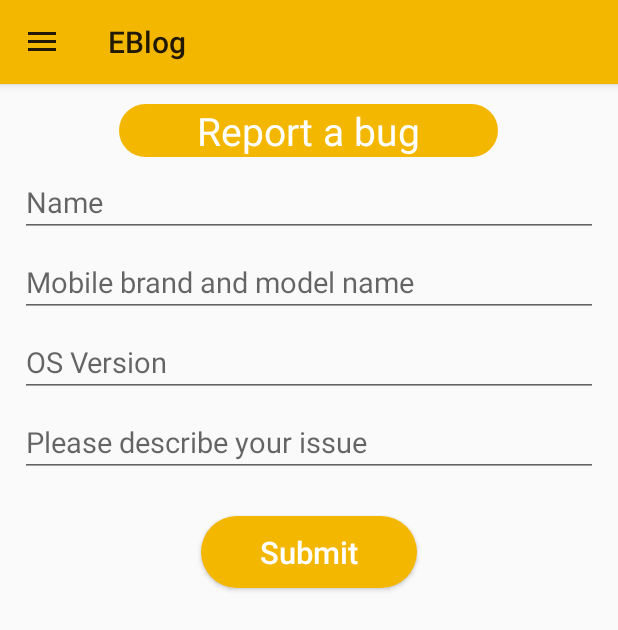
After one commit to adiHusky/E-Blog, an Android app: the fragment ReportBugFragment placed in its activity, on a phone screen of 412 x 824 dp. The commit adds this screen. Shown: the top 630 px of the screen. Run offline under Robolectric (Android 15) with nearby library versions, the phone set to English and light mode, and no system bars; our stand-ins replace AdMob, Firebase (no records; nobody signed in at launch, a user with empty details on screens opened directly), sdp/ssp sizes.

Commit message:
Added T&C, Report a Bug pages, fixed blog liked and onBackPressed issue - 4th-Nov-2018

```diff
--- /dev/null
+++ b/app/src/main/java/in/org/eonline/eblog/Fragments/ReportBugFragment.java
@@ -0,0 +1,112 @@
+package in.org.eonline.eblog.Fragments;
+
+import android.content.Context;
+import android.content.SharedPreferences;
+import android.net.Uri;
+import android.os.Bundle;
+import android.support.annotation.NonNull;
+import android.support.annotation.Nullable;
+import android.support.v4.app.Fragment;
+import android.view.LayoutInflater;
+import android.view.View;
+import android.view.ViewGroup;
+import android.widget.Button;
+import android.widget.EditText;
+import android.widget.ImageView;
+import android.widget.Spinner;
+import android.widget.Toast;
+
+import com.google.android.gms.tasks.OnFailureListener;
+import com.google.android.gms.tasks.OnSuccessListener;
+import com.google.firebase.firestore.FirebaseFirestore;
+import com.google.firebase.firestore.SetOptions;
+
+import java.util.HashMap;
+import java.util.Map;
+
+import in.org.eonline.eblog.Models.BlogModel;
+import in.org.eonline.eblog.Models.BugModel;
+import in.org.eonline.eblog.Models.UserModel;
+import in.org.eonline.eblog.R;
+import in.org.eonline.eblog.SQLite.DatabaseHelper;
+
+
+public class ReportBugFragment extends Fragment {
+    private EditText bugUserName;
+    private EditText bugBrandMode1;
+    private EditText bugOSVersion;
+    private EditText bugMessage;
+    FirebaseFirestore db;
+    private Button submitBug;
+    BugModel bugModel = new BugModel();
+    private String userId;
+    Map<String, String> bugMap = new HashMap<>();
+    private SharedPreferences sharedpreferences;
+    public static final String MyPREFERENCES = "MyPrefs_new" ;
+
+    public ReportBugFragment() {
+        // Required empty public constructor
+    }
+    @Override
+    public View onCreateView(LayoutInflater inflater, ViewGroup container,
+                             Bundle savedInstanceState) {
+        // Inflate the layout for this fragment
+        return inflater.inflate(R.layout.fragment_report_bug, container, false);
+    }
+
+    @Override
+    public void onActivityCreated(@Nullable Bundle savedInstanceState) {
+        super.onActivityCreated(savedInstanceState);
+        initializeViews();
+        db = FirebaseFirestore.getInstance();
+        sharedpreferences = getActivity().getSharedPreferences(MyPREFERENCES, Context.MODE_PRIVATE);
+        userId = sharedpreferences.getString("UserIdCreated","AdityaKamat75066406850");
+        submitBug.setOnClickListener(new View.OnClickListener() {
+            @Override
+            public void onClick(View view) {
+                setBugUserMap();
+            }
+        });
+    }
+
+    public void initializeViews() {
+        bugUserName = (EditText) getView().findViewById(R.id.reporter_name);
+        bugBrandMode1 = (EditText) getView().findViewById(R.id.reporter_brand_model);
+        bugOSVersion = (EditText) getView().findViewById(R.id.reporter_OS_version);
+        bugMessage= (EditText) getView().findViewById(R.id.reporter_message);
+        submitBug = (Button) getView().findViewById(R.id.submit_report_bug);
+    }
+
+  public void setBugUserMap(){
+       bugModel.setBugUserName(bugUserName.getText().toString());
+       bugModel.setBugBrandMode1(bugBrandMode1.getText().toString());
+       bugModel.setBugOSVersion(bugOSVersion.getText().toString());
+       bugModel.setBugMessage(bugMessage.getText().toString());
+       bugMap.put("BugUserName",bugModel.getBugUserName());
+       bugMap.put("BugBrandModel",bugModel.getBugBrandMode1());
+       bugMap.put("BugOSVersion",bugModel.getBugOSVersion());
+       bugMap.put("BugMessage",bugModel.getBugMessage());
+       addBugDataToFirebase();
+  }
+
+    public void addBugDataToFirebase(){
+        db.collection("ReportedBugs").document(userId).set(bugMap, SetOptions.merge())
+                .addOnSuccessListener(new OnSuccessListener<Void>() {
+                    @Override
+                    public void onSuccess(Void aVoid) {
+                        Toast.makeText(getActivity(), "Bug Reported Successfully", Toast.LENGTH_LONG).show();
+
+                    }
+                })
+                .addOnFailureListener(new OnFailureListener() {
+                    @Override
+                    public void onFailure(@NonNull Exception e) {
+                        Toast.makeText(getActivity(), "Some error occured while reporting bug", Toast.LENGTH_LONG).show();
+                    }
+                });
+    }
+
+
+
+
+}
--- /dev/null
+++ b/app/src/main/res/layout/fragment_report_bug.xml
@@ -0,0 +1,98 @@
+<FrameLayout xmlns:android="http://schemas.android.com/apk/res/android"
+    xmlns:tools="http://schemas.android.com/tools"
+    android:layout_width="match_parent"
+    android:layout_height="match_parent"
+    tools:context="in.org.eonline.eblog.Fragments.ReportBugFragment">
+
+    <!-- TODO: Update blank fragment layout -->
+    <LinearLayout
+        android:layout_width="match_parent"
+        android:layout_height="wrap_content"
+        android:orientation="vertical">
+    <TextView
+
+        android:text="Report a bug"
+        android:layout_width="wrap_content"
+        android:layout_height="wrap_content"
+        android:layout_alignParentTop="true"
+        android:layout_centerHorizontal="true"
+        android:layout_gravity="center_horizontal"
+        android:layout_marginTop="@dimen/_10sdp"
+        android:background="@drawable/app_button_drawable"
+        android:paddingEnd="@dimen/_40sdp"
+        android:paddingStart="@dimen/_40sdp"
+        android:textAllCaps="false"
+        android:textColor="#fff"
+        android:textSize="@dimen/_20sdp"/>
+
+    <EditText
+        android:id="@+id/reporter_name"
+        android:layout_width="match_parent"
+        android:layout_height="wrap_content"
+        android:layout_marginTop="@dimen/_5sdp"
+        android:ems="15"
+        android:maxLines="3"
+        android:maxLength="200"
+        android:layout_marginStart="@dimen/_10sdp"
+        android:layout_marginEnd="@dimen/_10sdp"
+        android:hint="Name"
+        android:textSize="@dimen/_15sdp" />
+
+        <EditText
+            android:id="@+id/reporter_brand_model"
+            android:layout_width="match_parent"
+            android:layout_height="wrap_content"
+            android:layout_marginTop="@dimen/_5sdp"
+            android:ems="15"
+            android:maxLines="3"
+            android:maxLength="200"
+            android:layout_marginStart="@dimen/_10sdp"
+            android:layout_marginEnd="@dimen/_10sdp"
+            android:hint="Mobile brand and model name"
+            android:textSize="@dimen/_15sdp" />
+
+        <EditText
+        android:id="@+id/reporter_OS_version"
+        android:layout_width="match_parent"
+        android:layout_height="wrap_content"
+        android:layout_marginTop="@dimen/_5sdp"
+        android:ems="15"
+        android:maxLines="3"
+        android:maxLength="200"
+        android:layout_marginStart="@dimen/_10sdp"
+        android:layout_marginEnd="@dimen/_10sdp"
+        android:hint="OS Version"
+        android:textSize="@dimen/_15sdp" />
+
+        <EditText
+            android:id="@+id/reporter_message"
+            android:layout_width="match_parent"
+            android:layout_height="wrap_content"
+            android:layout_marginTop="@dimen/_5sdp"
+            android:ems="15"
+            android:maxLines="3"
+            android:maxLength="200"
+            android:layout_marginStart="@dimen/_10sdp"
+            android:layout_marginEnd="@dimen/_10sdp"
+            android:hint="Please describe your issue"
+            android:textSize="@dimen/_15sdp" />
+
+        <Button
+            android:id="@+id/submit_report_bug"
+            android:layout_width="wrap_content"
+            android:layout_height="wrap_content"
+            android:layout_gravity="center_horizontal"
+            android:layout_marginTop="@dimen/_20sdp"
+            android:layout_marginBottom="@dimen/_20sdp"
+            android:background="@drawable/app_button_drawable"
+            android:paddingEnd="@dimen/_30sdp"
+            android:paddingStart="@dimen/_30sdp"
+            android:text="Submit"
+            android:textAllCaps="false"
+            android:textColor="#fff"
+            android:textSize="@dimen/_16sdp" />
+
+
+    </LinearLayout>
+
+</FrameLayout>
--- a/app/src/main/res/menu/activity_home_drawer.xml
+++ b/app/src/main/res/menu/activity_home_drawer.xml
@@ -25,6 +25,8 @@
             android:id="@+id/nav_task"
             android:icon="@drawable/ic_playlist_add_check_black_24dp"
             android:title="Tasks" />
+
+
     </group>
 
     <group android:checkableBehavior="single">
@@ -44,6 +46,10 @@
                 android:id="@+id/nav_tc"
                 android:icon="@drawable/ic_menu_send"
                 android:title="T &amp; C" />
+            <item
+                android:id="@+id/nav_report_bug"
+                android:icon="@drawable/ic_menu_send"
+                android:title="Report a bug" />
     </group>
 
 </menu>
```
Also changed, not shown: app/src/main/java/in/org/eonline/eblog/Activities/BlogActivity.java (+15 -59 lines), app/src/main/java/in/org/eonline/eblog/Fragments/TermsConditionsFragment.java (added, +44 -0 lines), app/src/main/java/in/org/eonline/eblog/HomeActivity.java (+7 -1 lines), app/src/main/java/in/org/eonline/eblog/Models/BugModel.java (added, +50 -0 lines), app/src/main/res/layout/fragment_terms_conditions.xml (added, +28 -0 lines).
